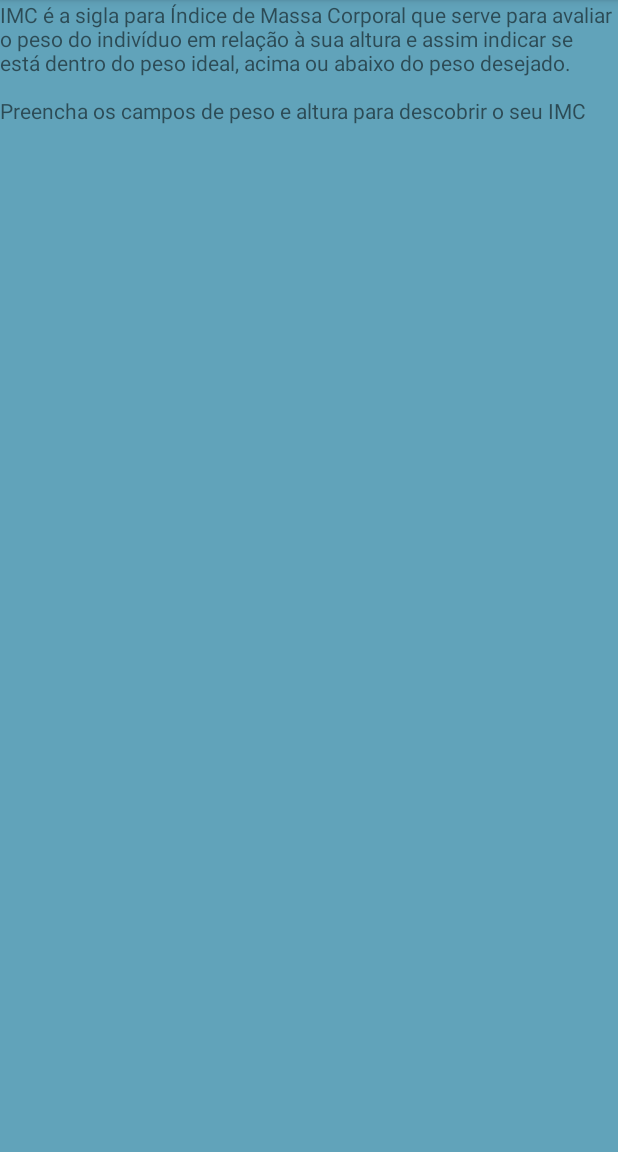
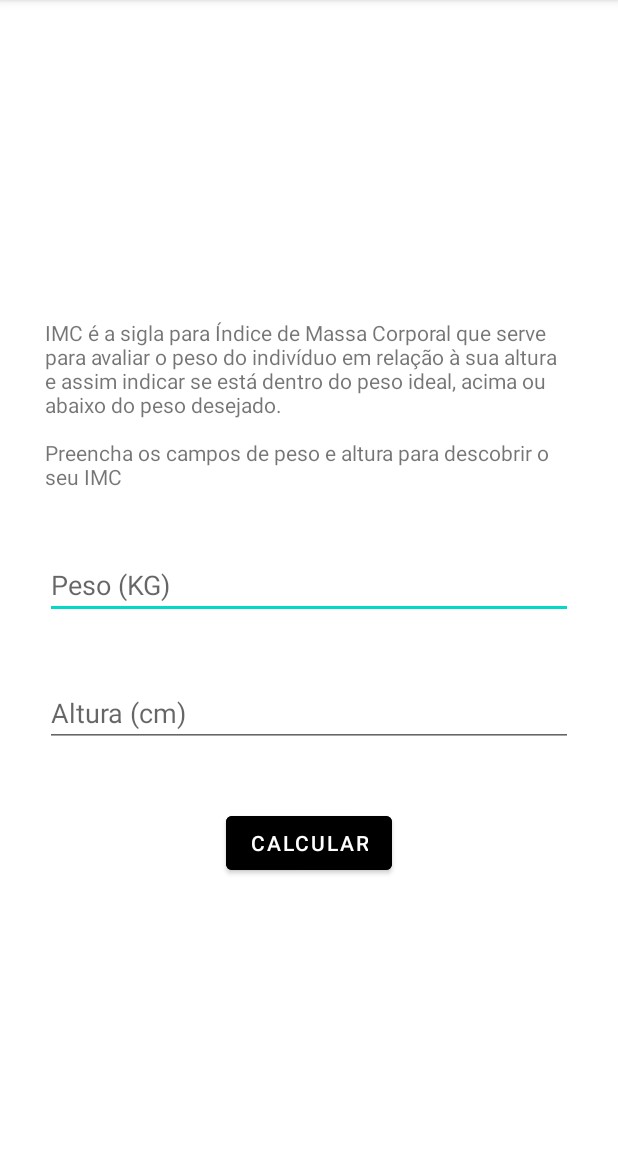
Before and after one commit to BaraldiM/FitLife, an Android app: the ImcActivity screen opened directly, with no data from a screen before it, on a phone screen of 412 x 824 dp, the part 84-1236 px from its top. Run offline under Robolectric (Android 15) with nearby library versions, the phone set to English and light mode, and no system bars.

Commit message:
Nova Activity
Nova Activity

```diff
--- a/app/src/main/res/layout/activity_imc.xml
+++ b/app/src/main/res/layout/activity_imc.xml
@@ -1,22 +1,61 @@
 <?xml version="1.0" encoding="utf-8"?>
-<LinearLayout xmlns:android="http://schemas.android.com/apk/res/android"
+<ScrollView xmlns:android="http://schemas.android.com/apk/res/android"
     xmlns:app="http://schemas.android.com/apk/res-auto"
     xmlns:tools="http://schemas.android.com/tools"
     android:layout_width="match_parent"
-    android:layout_height="match_parent"
-    android:background="#61A3BA"
-    tools:context=".ImcActivity"
-    android:orientation="vertical">
+    android:layout_height="match_parent">
+<LinearLayout
+    android:layout_width="match_parent"
+    android:layout_height="wrap_content"
+
+    android:layout_gravity="center"
+    android:orientation="vertical"
+    android:gravity="center"
+    tools:context=".ImcActivity">
 
     <TextView
-        android:text="@string/string_imc_desc"
         android:layout_width="wrap_content"
-        android:layout_height="wrap_content"/>
+        android:layout_height="wrap_content"
+
+        android:layout_marginStart="30dp"
+        android:layout_marginTop="30dp"
+        android:layout_marginEnd="30dp"
+
+        android:layout_marginBottom="40dp"
+        android:text="@string/string_imc_desc" />
 
 
+    <EditText
+        android:id="@+id/edit_imc_weight"
+        android:layout_width="match_parent"
+        android:layout_height="wrap_content"
+        android:layout_marginStart="30dp"
+        android:layout_marginEnd="30dp"
 
+        android:layout_marginBottom="40dp"
+        android:hint="@string/weight"
+        android:inputType="number"
+        android:maxLength="3" />
 
+    <EditText
+        android:id="@+id/edit_imc_height"
+        android:layout_width="match_parent"
+        android:layout_height="wrap_content"
+        android:layout_marginStart="30dp"
+        android:layout_marginEnd="30dp"
+        android:layout_marginBottom="40dp"
+        android:hint="@string/height"
+        android:inputType="number"
+        android:maxLength="3" />
 
-
+    <Button
+        android:id="@+id/btn_imc_send"
+        android:layout_width="wrap_content"
+        android:layout_height="wrap_content"
+        android:backgroundTint="@color/black"
+        android:layout_gravity="center"
+        android:text="@string/calc" />
 
 </LinearLayout>
+
+</ScrollView>
--- a/app/src/main/res/layout/activity_main.xml
+++ b/app/src/main/res/layout/activity_main.xml
@@ -4,9 +4,9 @@
     xmlns:tools="http://schemas.android.com/tools"
     android:layout_width="match_parent"
     android:layout_height="match_parent"
+
     android:gravity="center"
     android:orientation="vertical"
-    android:background="#61A3BA"
     tools:context=".MainActivity">
 
     <LinearLayout
--- a/app/src/main/res/values/strings.xml
+++ b/app/src/main/res/values/strings.xml
@@ -4,5 +4,8 @@
     <string name="string_imc_desc">IMC é a sigla para Índice de Massa Corporal que serve para avaliar o peso
         do indivíduo em relação à sua altura e assim indicar se está dentro do peso ideal,
         acima ou abaixo do peso desejado.\n\nPreencha os campos de peso e altura para descobrir o seu IMC</string>
+    <string name="weight">Peso (KG)</string>
+    <string name="height">Altura (cm)</string>
+    <string name="calc">Calcular</string>
 
 </resources>
```
